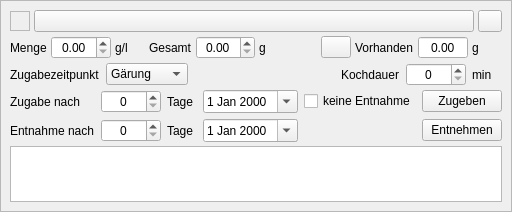
First picture: the form in kleiner-brauhelfer/widgets/wdgweiterezutatgabe.ui, repository kleiner-brauhelfer/kleiner-brauhelfer-2, before the edit.
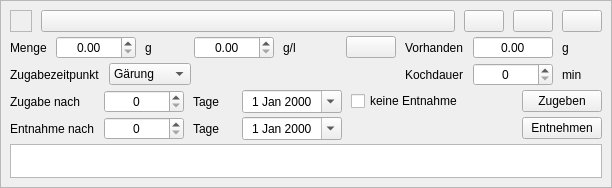
Second picture: the form after the edit. Icons and pictures are not drawn. Custom widgets are drawn as their Qt base class.

What changed in the file:
```diff
--- a/kleiner-brauhelfer/widgets/wdgweiterezutatgabe.ui
+++ b/kleiner-brauhelfer/widgets/wdgweiterezutatgabe.ui
@@ -6,8 +6,8 @@
    <rect>
     <x>0</x>
     <y>0</y>
-    <width>482</width>
-    <height>212</height>
+    <width>612</width>
+    <height>188</height>
    </rect>
   </property>
   <property name="autoFillBackground">
@@ -40,18 +40,21 @@
       </property>
       <item>
        <layout class="QHBoxLayout" name="horizontalLayout_7">
+        <property name="spacing">
+         <number>9</number>
+        </property>
         <item>
          <widget class="QFrame" name="frameColor">
           <property name="minimumSize">
            <size>
-            <width>20</width>
-            <height>20</height>
+            <width>22</width>
+            <height>22</height>
            </size>
           </property>
           <property name="maximumSize">
            <size>
-            <width>20</width>
-            <height>20</height>
+            <width>22</width>
+            <height>22</height>
            </size>
           </property>
           <property name="focusPolicy">
@@ -73,28 +76,29 @@
             <verstretch>0</verstretch>
            </sizepolicy>
           </property>
+          <property name="toolTip">
+           <string>&lt;html&gt;&lt;head/&gt;&lt;body&gt;&lt;p&gt;Hier wird die &lt;span style=&quot; font-weight:600;&quot;&gt;Weitere Zutat &lt;/span&gt;angezeigt. Sie kann mit Klick auf den Button rechts gelöscht werden.&lt;/p&gt;&lt;/body&gt;&lt;/html&gt;</string>
+          </property>
+         </widget>
+        </item>
+        <item>
+         <widget class="QPushButton" name="btnNachOben">
+          <property name="icon">
+           <iconset resource="../images.qrc">
+            <normaloff>:/images/nach_oben.svg</normaloff>:/images/nach_oben.svg</iconset>
+          </property>
+         </widget>
+        </item>
+        <item>
+         <widget class="QPushButton" name="btnNachUnten">
+          <property name="icon">
+           <iconset resource="../images.qrc">
+            <normaloff>:/images/nach_unten.svg</normaloff>:/images/nach_unten.svg</iconset>
+          </property>
          </widget>
         </item>
         <item>
          <widget class="QPushButton" name="btnLoeschen">
-          <property name="sizePolicy">
-           <sizepolicy hsizetype="Fixed" vsizetype="Fixed">
-            <horstretch>0</horstretch>
-            <verstretch>0</verstretch>
-           </sizepolicy>
-          </property>
-          <property name="minimumSize">
-           <size>
-            <width>24</width>
-            <height>22</height>
-           </size>
-          </property>
-          <property name="maximumSize">
-           <size>
-            <width>24</width>
-            <height>22</height>
-           </size>
-          </property>
           <property name="toolTip">
            <string>Weiter Zutat löschen.</string>
           </property>
@@ -102,18 +106,15 @@
            <iconset resource="../images.qrc">
             <normaloff>:/images/close_button.svg</normaloff>:/images/close_button.svg</iconset>
           </property>
-          <property name="iconSize">
-           <size>
-            <width>25</width>
-            <height>16</height>
-           </size>
-          </property>
          </widget>
         </item>
        </layout>
       </item>
       <item>
        <layout class="QHBoxLayout" name="horizontalLayout_8">
+        <property name="spacing">
+         <number>9</number>
+        </property>
         <item>
          <widget class="QLabel" name="label_3">
           <property name="text">
@@ -121,59 +122,11 @@
           </property>
          </widget>
         </item>
-        <item>
-         <widget class="DoubleSpinBox" name="tbMenge">
-          <property name="minimumSize">
-           <size>
-            <width>60</width>
-            <height>0</height>
-           </size>
-          </property>
-          <property name="toolTip">
-           <string>&lt;html&gt;&lt;head/&gt;&lt;body&gt;&lt;p&gt;In diesem Feld wird die Menge zusätzlicher Zugaben in &lt;span style=&quot; font-weight:600;&quot;&gt;Gramm pro Liter&lt;/span&gt; angegeben.&lt;/p&gt;&lt;p&gt;Der Kleine Brauhelder berechnet die Gesamtmenge anschließend auf die definierte Jungbiermenge des Rezeptes.&lt;/p&gt;&lt;/body&gt;&lt;/html&gt;</string>
-          </property>
-          <property name="alignment">
-           <set>Qt::AlignCenter</set>
-          </property>
-          <property name="decimals">
-           <number>2</number>
-          </property>
-          <property name="minimum">
-           <double>0.000000000000000</double>
-          </property>
-          <property name="maximum">
-           <double>9999.000000000000000</double>
-          </property>
-          <property name="singleStep">
-           <double>0.100000000000000</double>
-          </property>
-         </widget>
-        </item>
-        <item>
-         <widget class="QLabel" name="lblEinheitProLiter">
-          <property name="minimumSize">
-           <size>
-            <width>30</width>
-            <height>0</height>
-           </size>
-          </property>
-          <property name="text">
-           <string>g/l</string>
-          </property>
-         </widget>
-        </item>
-        <item>
-         <widget class="QLabel" name="label_8">
-          <property name="text">
-           <string>Gesamt</string>
-          </property>
-         </widget>
-        </item>
         <item>
          <widget class="DoubleSpinBox" name="tbMengeTotal">
           <property name="minimumSize">
            <size>
-            <width>50</width>
+            <width>80</width>
             <height>0</height>
            </size>
           </property>
@@ -201,7 +154,7 @@
          <widget class="QLabel" name="lblEinheit">
           <property name="minimumSize">
            <size>
-            <width>30</width>
+            <width>40</width>
             <height>0</height>
            </size>
           </property>
@@ -210,6 +163,47 @@
           </property>
          </widget>
         </item>
+        <item>
+         <widget class="DoubleSpinBox" name="tbMenge">
+          <property name="minimumSize">
+           <size>
+            <width>80</width>
+            <height>0</height>
+           </size>
+          </property>
+          <property name="toolTip">
+           <string>&lt;html&gt;&lt;head/&gt;&lt;body&gt;&lt;p&gt;In diesem Feld wird die Menge &lt;span style=&quot; font-weight:600;&quot;&gt;Weiterer Zutaten &lt;/span&gt;in &lt;span style=&quot; font-weight:600;&quot;&gt;Gramm pro Liter&lt;/span&gt; angegeben.&lt;/p&gt;&lt;p&gt;&lt;span style=&quot; font-weight:600; color:#fc0107;&quot;&gt;Achtung: &lt;/span&gt;Der Kleine Brauhelder berechnet&lt;span style=&quot; font-weight:600;&quot;/&gt;Zutaten&lt;span style=&quot; font-weight:600;&quot;&gt; allein und ausschließlich&lt;/span&gt; für die &lt;span style=&quot; font-weight:600;&quot;&gt;Gesamtmenge&lt;/span&gt; des Rezeptes. Die Gesamtmenge meint allein die definierte &lt;span style=&quot; font-weight:600;&quot;&gt;Jungbiermenge&lt;/span&gt; des Rezeptes wie im Tab Rezept am Anfang der Rezepterstellung festgelegt.&lt;/p&gt;&lt;/body&gt;&lt;/html&gt;</string>
+          </property>
+          <property name="alignment">
+           <set>Qt::AlignCenter</set>
+          </property>
+          <property name="decimals">
+           <number>2</number>
+          </property>
+          <property name="minimum">
+           <double>0.000000000000000</double>
+          </property>
+          <property name="maximum">
+           <double>9999.000000000000000</double>
+          </property>
+          <property name="singleStep">
+           <double>0.100000000000000</double>
+          </property>
+         </widget>
+        </item>
+        <item>
+         <widget class="QLabel" name="lblEinheitProLiter">
+          <property name="minimumSize">
+           <size>
+            <width>40</width>
+            <height>0</height>
+           </size>
+          </property>
+          <property name="text">
+           <string>g/l</string>
+          </property>
+         </widget>
+        </item>
         <item>
          <spacer name="horizontalSpacer_3">
           <property name="orientation">
@@ -227,14 +221,14 @@
          <widget class="QPushButton" name="btnAufbrauchen">
           <property name="minimumSize">
            <size>
-            <width>30</width>
-            <height>22</height>
+            <width>50</width>
+            <height>0</height>
            </size>
           </property>
           <property name="maximumSize">
            <size>
-            <width>30</width>
-            <height>22</height>
+            <width>50</width>
+            <height>16777215</height>
            </size>
           </property>
           <property name="toolTip">
@@ -257,7 +251,7 @@
          <widget class="DoubleSpinBox" name="tbVorhanden">
           <property name="minimumSize">
            <size>
-            <width>50</width>
+            <width>80</width>
             <height>0</height>
            </size>
           </property>
@@ -285,7 +279,7 @@
          <widget class="QLabel" name="lblEinheit2">
           <property name="minimumSize">
            <size>
-            <width>30</width>
+            <width>40</width>
             <height>0</height>
            </size>
           </property>
@@ -299,6 +293,9 @@
       <item>
        <widget class="QWidget" name="wdgZugabezeitpunkt" native="true">
         <layout class="QHBoxLayout" name="horizontalLayout_9">
+         <property name="spacing">
+          <number>9</number>
+         </property>
          <property name="leftMargin">
           <number>0</number>
          </property>
@@ -356,6 +353,9 @@
          <item>
           <widget class="QWidget" name="wdgKochdauer" native="true">
            <layout class="QHBoxLayout" name="horizontalLayout">
+            <property name="spacing">
+             <number>9</number>
+            </property>
             <property name="leftMargin">
              <number>0</number>
             </property>
@@ -379,7 +379,7 @@
              <widget class="SpinBox" name="tbDauerMin">
               <property name="minimumSize">
                <size>
-                <width>60</width>
+                <width>80</width>
                 <height>0</height>
                </size>
               </property>
@@ -398,7 +398,7 @@
              <widget class="QLabel" name="label_5">
               <property name="minimumSize">
                <size>
-                <width>30</width>
+                <width>40</width>
                 <height>0</height>
                </size>
               </property>
@@ -428,6 +428,12 @@
          <property name="bottomMargin">
           <number>0</number>
          </property>
+         <property name="horizontalSpacing">
+          <number>9</number>
+         </property>
+         <property name="verticalSpacing">
+          <number>4</number>
+         </property>
          <item row="0" column="0">
           <widget class="QLabel" name="label_4">
            <property name="text">
@@ -449,7 +455,7 @@
           <widget class="SpinBox" name="tbDauerTage">
            <property name="minimumSize">
             <size>
-             <width>60</width>
+             <width>80</width>
              <height>0</height>
             </size>
            </property>
@@ -465,7 +471,7 @@
           <widget class="SpinBox" name="tbZugabeNach">
            <property name="minimumSize">
             <size>
-             <width>60</width>
+             <width>80</width>
              <height>0</height>
             </size>
            </property>
@@ -479,9 +485,18 @@
          </item>
          <item row="0" column="3">
           <widget class="DateEdit" name="tbDatumVon">
+           <property name="minimumSize">
+            <size>
+             <width>100</width>
+             <height>0</height>
+            </size>
+           </property>
            <property name="toolTip">
             <string>&lt;html&gt;&lt;head/&gt;&lt;body&gt;&lt;p&gt;Hier definiert der Kleine Brauhelfer das &lt;span style=&quot; font-weight:600;&quot;&gt;Zugabedatum&lt;/span&gt; der Zugabe, abhängig vom gewählten Zugabezeitpunkt.&lt;/p&gt;&lt;/body&gt;&lt;/html&gt;</string>
            </property>
+           <property name="alignment">
+            <set>Qt::AlignCenter</set>
+           </property>
            <property name="calendarPopup">
             <bool>true</bool>
            </property>
@@ -491,7 +506,7 @@
           <widget class="QLabel" name="lblDauerTage">
            <property name="minimumSize">
             <size>
-             <width>30</width>
+             <width>40</width>
              <height>0</height>
             </size>
            </property>
@@ -504,7 +519,7 @@
           <widget class="QLabel" name="label_7">
            <property name="minimumSize">
             <size>
-             <width>30</width>
+             <width>40</width>
              <height>0</height>
             </size>
            </property>
@@ -528,9 +543,18 @@
          </item>
          <item row="1" column="3">
           <widget class="DateEdit" name="tbDatumBis">
+           <property name="minimumSize">
+            <size>
+             <width>100</width>
+             <height>0</height>
+            </size>
+           </property>
            <property name="toolTip">
             <string>&lt;html&gt;&lt;head/&gt;&lt;body&gt;&lt;p&gt;Hier definiert der Kleine Brauhelfer das &lt;span style=&quot; font-weight:600;&quot;&gt;Entnahmedatum&lt;/span&gt; der Zugabe, abhängig vom gewählten Entnahmezeitpunkt.&lt;/p&gt;&lt;/body&gt;&lt;/html&gt;</string>
            </property>
+           <property name="alignment">
+            <set>Qt::AlignCenter</set>
+           </property>
            <property name="calendarPopup">
             <bool>true</bool>
            </property>
@@ -590,21 +614,21 @@
    <extends>QDoubleSpinBox</extends>
    <header>widgets/doublespinbox.h</header>
   </customwidget>
-  <customwidget>
-   <class>ComboBox</class>
-   <extends>QComboBox</extends>
-   <header>widgets/combobox.h</header>
-  </customwidget>
-  <customwidget>
-   <class>SpinBox</class>
-   <extends>QSpinBox</extends>
-   <header>widgets/spinbox.h</header>
-  </customwidget>
   <customwidget>
    <class>DateEdit</class>
    <extends>QDateEdit</extends>
    <header>widgets/dateedit.h</header>
   </customwidget>
+  <customwidget>
+   <class>SpinBox</class>
+   <extends>QSpinBox</extends>
+   <header>widgets/spinbox.h</header>
+  </customwidget>
+  <customwidget>
+   <class>ComboBox</class>
+   <extends>QComboBox</extends>
+   <header>widgets/combobox.h</header>
+  </customwidget>
  </customwidgets>
  <tabstops>
   <tabstop>btnLoeschen</tabstop>
```
Left out of the diff: 13 changed lines with no effect on the pictures.
